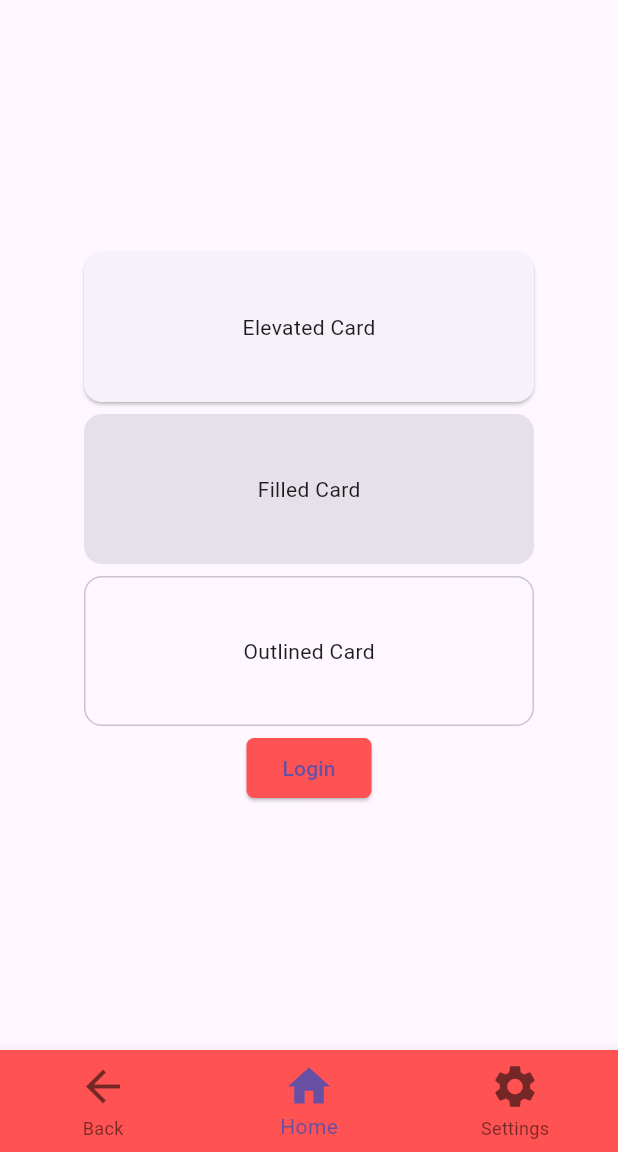
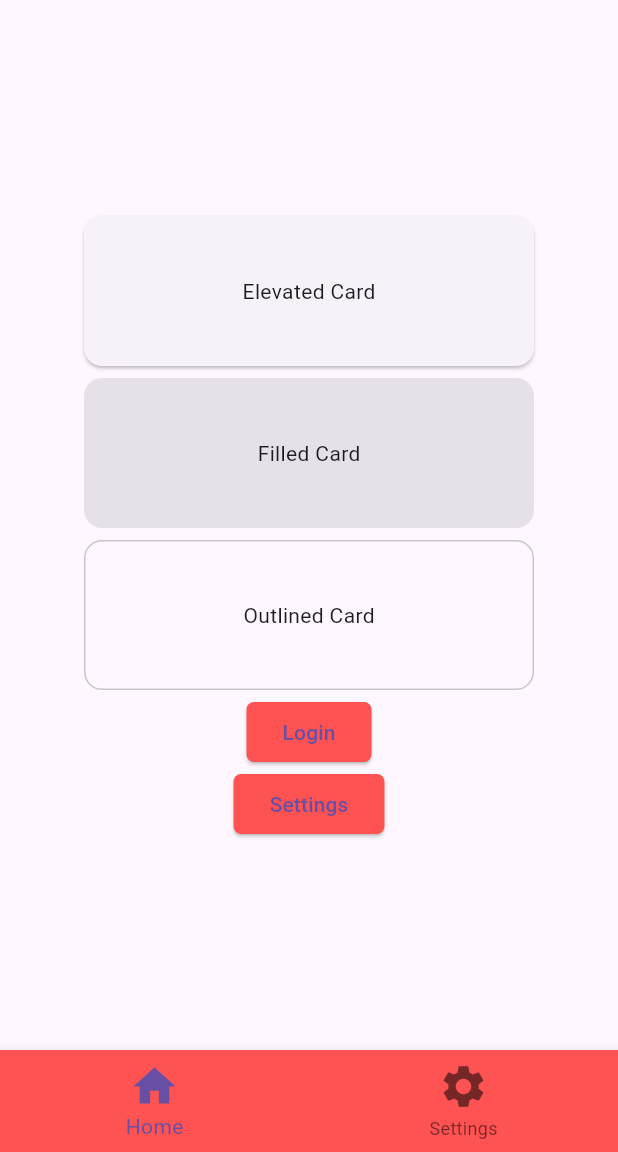
Before and after one commit to Nemkac/BiteMap-Android, a Flutter app: the screen it shows after launch, on a phone screen of 412 x 824 dp, the part 84-1236 px from its top. Run offline on Flutter 3.47's test engine with Material 3 defaults, Android fonts, the phone set to English and light mode, and no system bars.

```diff
--- a/test_app/lib/main.dart
+++ b/test_app/lib/main.dart
@@ -1,4 +1,6 @@
 import 'package:flutter/material.dart';
+import 'package:test_app/pages/settings_page.dart';
+import 'package:test_app/pages/login_page.dart';
 
 void main() {
   runApp(const MyApp());
@@ -36,28 +38,6 @@ class EstablishmentCard extends StatelessWidget {
   }
 }
 
-class LoginPage extends StatelessWidget {
-  const LoginPage({super.key});
-
-  @override
-  Widget build(BuildContext context) {
-    return Scaffold(
-      appBar: AppBar(),
-    );
-  }
-}
-
-class SettingsPage extends StatelessWidget {
-  const SettingsPage({super.key});
-
-  @override
-  Widget build(BuildContext context) {
-    return Scaffold(
-      appBar: AppBar(),
-    );
-  }
-}
-
 class HomePage extends StatefulWidget {
   const HomePage({super.key});
 
@@ -68,7 +48,7 @@ class HomePage extends StatefulWidget {
 class _HomePageState extends State<HomePage> {
   @override
   Widget build(BuildContext context) {
-    int currentIndex = 1;
+    int currentIndex = 0;
 
     return Scaffold(
       appBar: AppBar(
@@ -78,7 +58,7 @@ class _HomePageState extends State<HomePage> {
         backgroundColor: Colors.redAccent,
       ),
       body: Center(
-        child: currentIndex == 1 ? SizedBox(
+        child: currentIndex == 0 ? SizedBox(
           width: double.infinity,
           height: double.infinity,
           child: Column(
@@ -102,22 +82,29 @@ class _HomePageState extends State<HomePage> {
                 },
                 child: const Text('Login'),
               ),
+              ElevatedButton(
+                style: ElevatedButton.styleFrom(
+                  backgroundColor: Colors.redAccent,
+                  shape: RoundedRectangleBorder(
+                    borderRadius: BorderRadius.circular(5.0)
+                  )
+                ),
+                onPressed: (){
+                  Navigator.of(context)
+                    .push(MaterialPageRoute(builder: (BuildContext context){
+                      return const SettingsPage();
+                    }));
+                },
+                child: const Text('Settings'),
+              ),
             ],
           ),
-        ) : currentIndex == 2 ? const SettingsPage() : Container(
+        ) : Container(
           color: Colors.black38,
         ),
       ),
       bottomNavigationBar: BottomNavigationBar(
         items: const [
-          BottomNavigationBarItem(
-            icon: Icon(
-              Icons.arrow_back,
-              size: 34,
-              //color: Color.fromRGBO(245, 246, 250, 1)
-            ),
-            label: 'Back',
-          ),
           BottomNavigationBarItem(
             icon: Icon(
               Icons.home,
--- /dev/null
+++ b/test_app/lib/pages/settings_page.dart
@@ -0,0 +1,13 @@
+import 'package:flutter/material.dart';
+
+class SettingsPage extends StatelessWidget {
+  const SettingsPage({super.key});
+
+  @override
+  Widget build(BuildContext context) {
+    return Scaffold(
+      appBar: AppBar(),
+      body: const Text('Settings Page'),
+    );
+  }
+}
--- a/test_app/pubspec.yaml
+++ b/test_app/pubspec.yaml
@@ -60,8 +60,7 @@ flutter:
 
   # To add assets to your application, add an assets section, like this:
   # assets:
-  #   - images/a_dot_burr.jpeg
-  #   - images/a_dot_ham.jpeg
+  #   - slike/Icon.png
 
   # An image asset can refer to one or more resolution-specific "variants", see
   # https://flutter.dev/assets-and-images/#resolution-aware
```
Also changed, not shown: test_app/lib/pages/login_page.dart (added, +13 -0 lines), test_app/slike/Icon.png (added), 1 other file.
